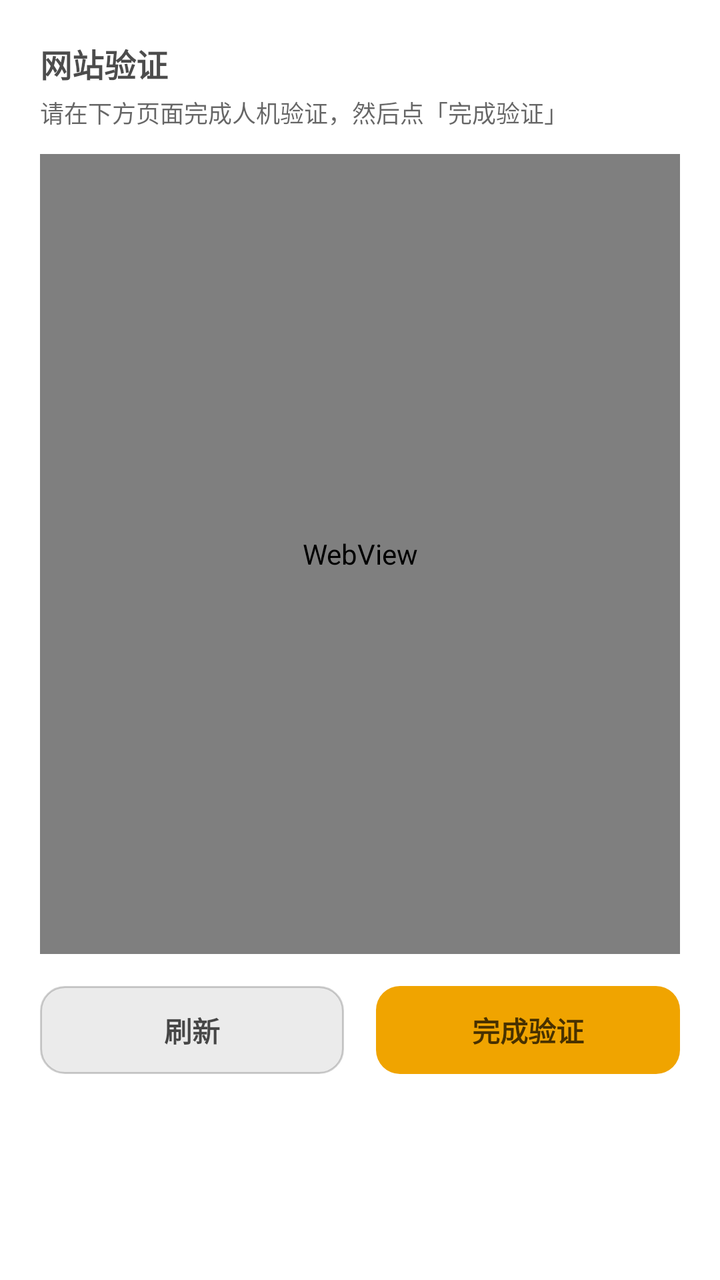
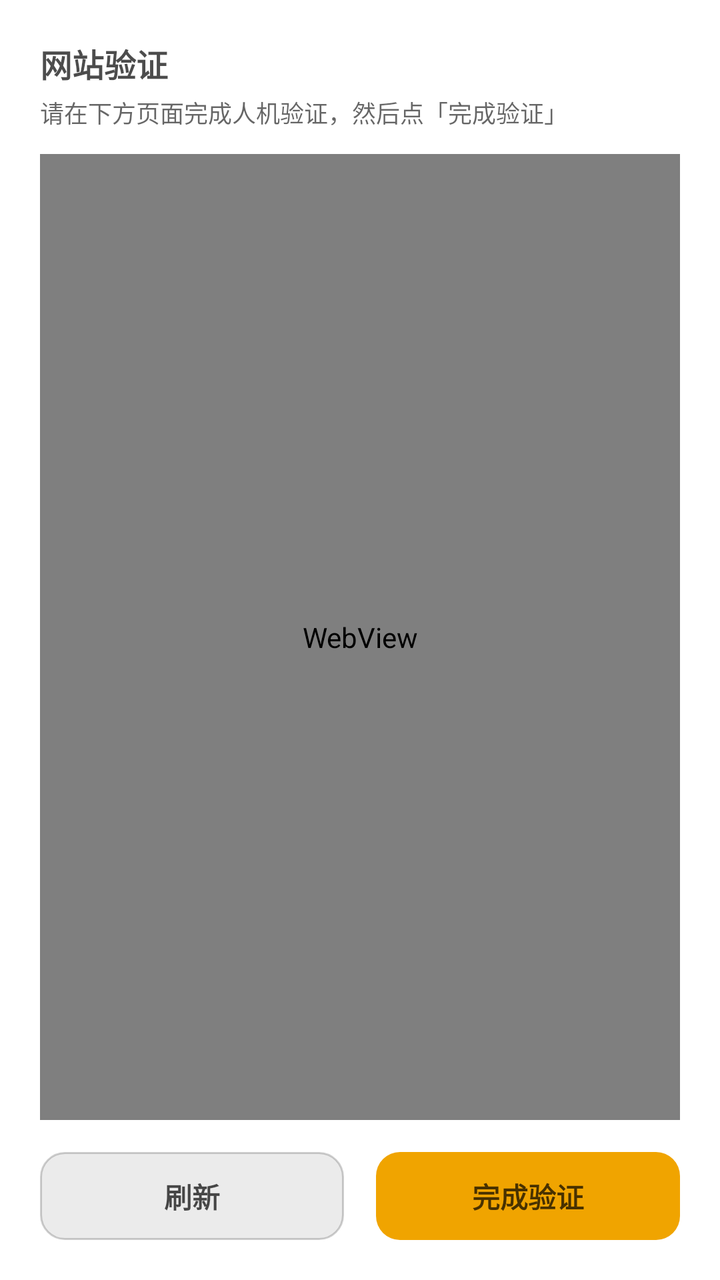

Screens rendered from an Android XML layout before and after an edit, with the pre-edit source and the edit as a unified diff.
<!-- AndroidManifest.xml: application theme Theme.App -->
<!-- res/layout/dialog_shield_webview.xml -->
<?xml version="1.0" encoding="utf-8"?>
<LinearLayout xmlns:android="http://schemas.android.com/apk/res/android"
    android:layout_width="match_parent"
    android:layout_height="wrap_content"
    android:background="@drawable/shape_dialog_glass_white_panel"
    android:orientation="vertical"
    android:padding="20dp">

    <LinearLayout
        android:layout_width="match_parent"
        android:layout_height="wrap_content"
        android:gravity="center_vertical"
        android:orientation="horizontal">

        <LinearLayout
            android:layout_width="0dp"
            android:layout_height="wrap_content"
            android:layout_weight="1"
            android:orientation="vertical">

            <TextView
                android:id="@+id/tv_title"
                android:layout_width="wrap_content"
                android:layout_height="wrap_content"
                android:text="网站验证"
                android:textColor="#B3000000"
                android:textSize="16sp"
                android:textStyle="bold" />

            <TextView
                android:layout_width="wrap_content"
                android:layout_height="wrap_content"
                android:layout_marginTop="4dp"
                android:text="请在下方页面完成人机验证，然后点「完成验证」"
                android:textColor="#99000000"
                android:textSize="12sp" />

        </LinearLayout>

        <ImageView
            android:id="@+id/iv_close"
            android:layout_width="36dp"
            android:layout_height="36dp"
            android:background="?attr/selectableItemBackgroundBorderless"
            android:contentDescription="关闭"
            android:padding="8dp"
            android:src="@drawable/ic_dialog_close" />

    </LinearLayout>

    <FrameLayout
        android:layout_width="match_parent"
        android:layout_height="400dp"
        android:layout_marginTop="12dp"
        android:background="@drawable/shape_shield_webview_frame">

        <WebView
            android:id="@+id/webview"
            android:layout_width="match_parent"
            android:layout_height="match_parent" />

        <ProgressBar
            android:id="@+id/progress"
            android:layout_width="40dp"
            android:layout_height="40dp"
            android:layout_gravity="center" />

    </FrameLayout>

    <LinearLayout
        android:layout_width="match_parent"
        android:layout_height="wrap_content"
        android:layout_marginTop="16dp"
        android:gravity="center"
        android:orientation="horizontal">

        <TextView
            android:id="@+id/btn_reload"
            android:layout_width="0dp"
            android:layout_height="44dp"
            android:layout_marginEnd="8dp"
            android:layout_weight="1"
            android:background="@drawable/shape_shield_btn_ghost"
            android:gravity="center"
            android:text="刷新"
            android:textColor="#B3000000"
            android:textSize="14sp"
            android:textStyle="bold" />

        <TextView
            android:id="@+id/btn_done"
            android:layout_width="0dp"
            android:layout_height="44dp"
            android:layout_marginStart="8dp"
            android:layout_weight="1"
            android:background="@drawable/shape_shield_btn_yellow"
            android:gravity="center"
            android:text="完成验证"
            android:textColor="#B3000000"
            android:textSize="14sp"
            android:textStyle="bold" />

    </LinearLayout>

</LinearLayout>
<!-- resources referenced by this layout -->
<resources>
  <!-- drawable ic_dialog_close (drawable) -->
  <?xml version="1.0" encoding="utf-8"?>
  <vector xmlns:android="http://schemas.android.com/apk/res/android"
      android:width="24dp"
      android:height="24dp"
      android:viewportWidth="24"
      android:viewportHeight="24">
      <path
          android:fillColor="@android:color/white"
          android:pathData="M19,6.41L17.59,5 12,10.59 6.41,5 5,6.41 10.59,12 5,17.59 6.41,19 12,13.41 17.59,19 19,17.59 13.41,12z" />
  </vector>
  <!-- drawable shape_dialog_glass_white_panel (drawable) -->
  <?xml version="1.0" encoding="utf-8"?>
  <shape xmlns:android="http://schemas.android.com/apk/res/android">
      <solid android:color="#E6FFFFFF" />
  
      <corners android:radius="22dp" />
  
      <stroke
          android:width="1dp"
          android:color="#B3FFFFFF" />
  </shape>
  <!-- drawable shape_shield_btn_ghost (drawable) -->
  <?xml version="1.0" encoding="utf-8"?>
  <shape xmlns:android="http://schemas.android.com/apk/res/android">
      <solid android:color="#14000000" />
      <corners android:radius="12dp" />
      <stroke
          android:width="1dp"
          android:color="#30000000" />
  </shape>
  <!-- drawable shape_shield_btn_yellow (drawable) -->
  <?xml version="1.0" encoding="utf-8"?>
  <shape xmlns:android="http://schemas.android.com/apk/res/android">
      <solid android:color="#F0A400" />
      <corners android:radius="12dp" />
  </shape>
  <!-- drawable shape_shield_webview_frame (drawable) -->
  <?xml version="1.0" encoding="utf-8"?>
  <shape xmlns:android="http://schemas.android.com/apk/res/android">
      <solid android:color="#F2FFFFFF" />
      <corners android:radius="14dp" />
      <stroke
          android:width="1dp"
          android:color="#40FFFFFF" />
  </shape>
  <style name="Theme.App" parent="Theme.XingChen">
          <item name="android:windowDisablePreview">true</item>
          <item name="android:windowSplashScreenBackground">#000000</item>
          <item name="android:windowBackground">#000000</item>
      </style>
  <style name="Theme.XingChen" parent="Theme.Material3.DayNight.NoActionBar">
          <item name="android:windowBackground">@android:color/transparent</item>
                <item name="android:colorBackground">@android:color/transparent</item>
          <item name="colorPrimary">#f0a400</item>
          <item name="colorPrimaryVariant">#c07f00</item>
          <item name="colorOnPrimary">@android:color/white</item>
      </style>
</resources>

<!-- the commit's change to res/layout/dialog_shield_webview.xml (unified diff, before → after) -->
@@ -1,7 +1,7 @@
 <?xml version="1.0" encoding="utf-8"?>
 <LinearLayout xmlns:android="http://schemas.android.com/apk/res/android"
     android:layout_width="match_parent"
-    android:layout_height="wrap_content"
+    android:layout_height="match_parent"
     android:background="@drawable/shape_dialog_glass_white_panel"
     android:orientation="vertical"
     android:padding="20dp">
@@ -50,7 +50,8 @@
 
     <FrameLayout
         android:layout_width="match_parent"
-        android:layout_height="400dp"
+        android:layout_height="0dp"
+        android:layout_weight="1"
         android:layout_marginTop="12dp"
         android:background="@drawable/shape_shield_webview_frame">
 
